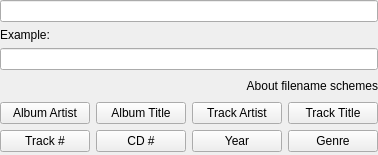
Above: devices/filenameschemedialog.ui from polpo/cantata-mac before the change. Below: the same form after it.
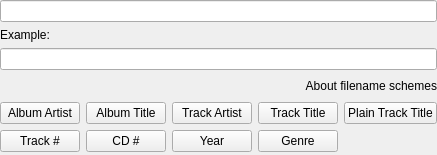
That is the form after the change. Custom widgets are drawn as their Qt base class.

Commit message: When renaming files based upon scheme, if artist!=albumArtist, then add artist to %title% key. Extend file naming scheme to have a %plaintitle% which allways corresponds to just the title.

```diff
--- a/devices/filenameschemedialog.ui
+++ b/devices/filenameschemedialog.ui
@@ -14,7 +14,7 @@
    <property name="margin">
     <number>0</number>
    </property>
-   <item row="0" column="0" colspan="4">
+   <item row="0" column="0" colspan="5">
     <widget class="LineEdit" name="pattern"/>
    </item>
    <item row="1" column="0">
@@ -30,14 +30,14 @@
      </property>
     </widget>
    </item>
-   <item row="2" column="0" colspan="4">
+   <item row="2" column="0" colspan="5">
     <widget class="LineEdit" name="example">
      <property name="readOnly">
       <bool>true</bool>
      </property>
     </widget>
    </item>
-   <item row="3" column="0" colspan="4">
+   <item row="3" column="0" colspan="5">
     <layout class="QHBoxLayout" name="horizontalLayout">
      <item>
       <spacer name="horizontalSpacer">
@@ -140,6 +140,25 @@
      </property>
     </widget>
    </item>
+   <item row="4" column="4">
+    <widget class="QPushButton" name="trackPlainTitle">
+     <property name="minimumSize">
+      <size>
+       <width>0</width>
+       <height>0</height>
+      </size>
+     </property>
+     <property name="maximumSize">
+      <size>
+       <width>16777215</width>
+       <height>16777215</height>
+      </size>
+     </property>
+     <property name="text">
+      <string>Plain Track Title</string>
+     </property>
+    </widget>
+   </item>
    <item row="5" column="0">
     <widget class="QPushButton" name="trackNo">
      <property name="text">
```
The commit also changes 5 other files.
